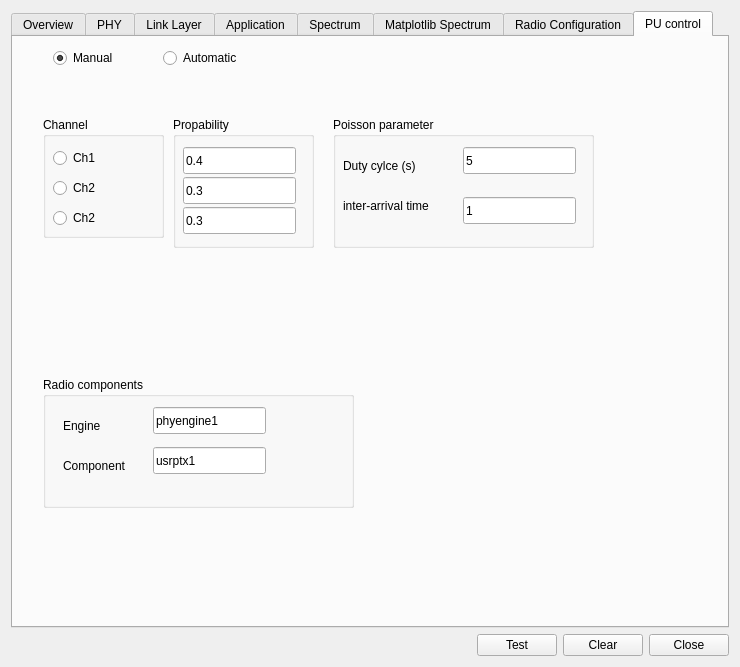
This is components/pySysMoCo/gui.ui in andrepuschmann/OSPECORR as Qt 5 draws it before an edit. The edited form follows.
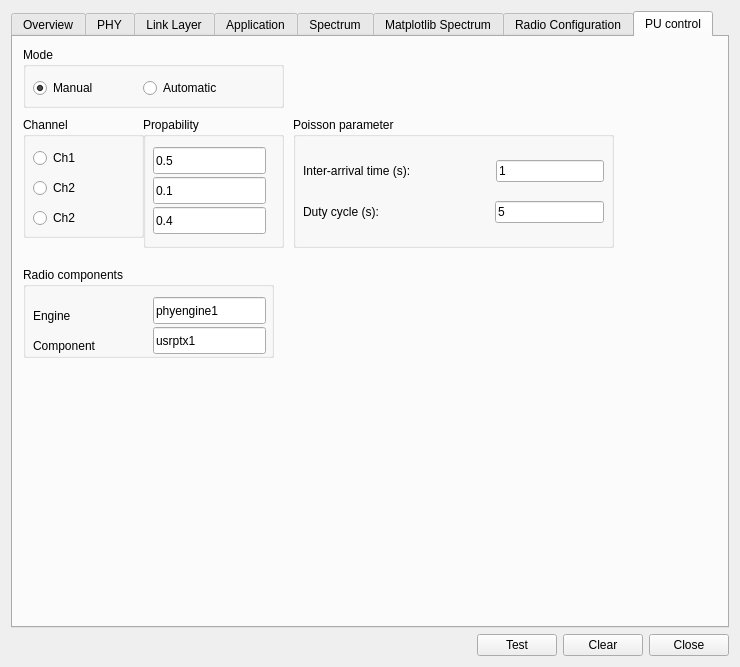
This is the edited form.

Commit message: make PU probabilities changeable during runtime

Patch:
```diff
--- a/components/pySysMoCo/gui.ui
+++ b/components/pySysMoCo/gui.ui
@@ -1856,7 +1856,7 @@
       <widget class="QGroupBox" name="channelBox">
        <property name="geometry">
         <rect>
-         <x>30</x>
+         <x>10</x>
          <y>80</y>
          <width>121</width>
          <height>121</height>
@@ -1905,42 +1905,10 @@
         </property>
        </widget>
       </widget>
-      <widget class="QRadioButton" name="manualButton">
-       <property name="geometry">
-        <rect>
-         <x>40</x>
-         <y>10</y>
-         <width>104</width>
-         <height>22</height>
-        </rect>
-       </property>
-       <property name="text">
-        <string>Manual</string>
-       </property>
-       <property name="checkable">
-        <bool>true</bool>
-       </property>
-       <property name="checked">
-        <bool>true</bool>
-       </property>
-      </widget>
-      <widget class="QRadioButton" name="automaticButton">
-       <property name="geometry">
-        <rect>
-         <x>150</x>
-         <y>10</y>
-         <width>104</width>
-         <height>22</height>
-        </rect>
-       </property>
-       <property name="text">
-        <string>Automatic</string>
-       </property>
-      </widget>
       <widget class="QGroupBox" name="propBox">
        <property name="geometry">
         <rect>
-         <x>160</x>
+         <x>130</x>
          <y>80</y>
          <width>141</width>
          <height>131</height>
@@ -1959,7 +1927,7 @@
          </rect>
         </property>
         <property name="text">
-         <string>0.4</string>
+         <string>0.5</string>
         </property>
         <property name="readOnly">
          <bool>false</bool>
@@ -1975,7 +1943,7 @@
          </rect>
         </property>
         <property name="text">
-         <string>0.3</string>
+         <string>0.1</string>
         </property>
        </widget>
        <widget class="QLineEdit" name="propCh3">
@@ -1988,82 +1956,104 @@
          </rect>
         </property>
         <property name="text">
-         <string>0.3</string>
+         <string>0.4</string>
         </property>
        </widget>
       </widget>
       <widget class="QGroupBox" name="poissonBox">
        <property name="geometry">
         <rect>
-         <x>320</x>
+         <x>280</x>
          <y>80</y>
-         <width>261</width>
+         <width>321</width>
          <height>131</height>
         </rect>
        </property>
        <property name="title">
         <string>Poisson parameter</string>
        </property>
-       <widget class="QLabel" name="label_2">
+       <widget class="QWidget" name="verticalLayoutWidget">
         <property name="geometry">
          <rect>
           <x>10</x>
-          <y>80</y>
-          <width>101</width>
-          <height>17</height>
-         </rect>
-        </property>
-        <property name="text">
-         <string>inter-arrival time</string>
-        </property>
-       </widget>
-       <widget class="QLineEdit" name="dutyCycle">
-        <property name="geometry">
-         <rect>
-          <x>130</x>
           <y>30</y>
-          <width>113</width>
-          <height>27</height>
+          <width>301</width>
+          <height>91</height>
          </rect>
         </property>
-        <property name="text">
-         <string>5</string>
-        </property>
-       </widget>
-       <widget class="QLabel" name="label">
-        <property name="geometry">
-         <rect>
-          <x>10</x>
-          <y>40</y>
-          <width>111</width>
-          <height>17</height>
-         </rect>
-        </property>
-        <property name="text">
-         <string>Duty cylce (s)</string>
-        </property>
-       </widget>
-       <widget class="QLineEdit" name="interarrivalTime">
-        <property name="geometry">
-         <rect>
-          <x>130</x>
-          <y>80</y>
-          <width>113</width>
-          <height>27</height>
-         </rect>
-        </property>
-        <property name="text">
-         <string>1</string>
-        </property>
+        <layout class="QVBoxLayout" name="verticalLayout_10">
+         <item>
+          <layout class="QHBoxLayout" name="horizontalLayout_29">
+           <item>
+            <widget class="QLabel" name="label_2">
+             <property name="text">
+              <string>Inter-arrival time (s):</string>
+             </property>
+            </widget>
+           </item>
+           <item>
+            <spacer name="horizontalSpacer_46">
+             <property name="orientation">
+              <enum>Qt::Horizontal</enum>
+             </property>
+             <property name="sizeHint" stdset="0">
+              <size>
+               <width>40</width>
+               <height>20</height>
+              </size>
+             </property>
+            </spacer>
+           </item>
+           <item>
+            <widget class="QLineEdit" name="interarrivalTime">
+             <property name="text">
+              <string>1</string>
+             </property>
+            </widget>
+           </item>
+          </layout>
+         </item>
+         <item>
+          <layout class="QHBoxLayout" name="horizontalLayout_28">
+           <item>
+            <widget class="QLabel" name="label">
+             <property name="text">
+              <string>Duty cycle (s):</string>
+             </property>
+            </widget>
+           </item>
+           <item>
+            <spacer name="horizontalSpacer_45">
+             <property name="orientation">
+              <enum>Qt::Horizontal</enum>
+             </property>
+             <property name="sizeHint" stdset="0">
+              <size>
+               <width>40</width>
+               <height>20</height>
+              </size>
+             </property>
+            </spacer>
+           </item>
+           <item>
+            <widget class="QLineEdit" name="dutyCycle">
+             <property name="text">
+              <string>5</string>
+             </property>
+            </widget>
+           </item>
+          </layout>
+         </item>
+        </layout>
        </widget>
       </widget>
       <widget class="QGroupBox" name="groupBox_10">
        <property name="geometry">
         <rect>
-         <x>30</x>
-         <y>340</y>
-         <width>311</width>
-         <height>131</height>
+         <x>10</x>
+         <y>230</y>
+         <width>251</width>
+         <height>91</height>
         </rect>
        </property>
        <property name="title">
@@ -2072,7 +2062,7 @@
        <widget class="QLabel" name="label_3">
         <property name="geometry">
          <rect>
-          <x>20</x>
+          <x>10</x>
           <y>40</y>
           <width>91</width>
           <height>17</height>
@@ -2085,7 +2075,7 @@
        <widget class="QLineEdit" name="engineName">
         <property name="geometry">
          <rect>
-          <x>110</x>
+          <x>130</x>
           <y>30</y>
           <width>113</width>
           <height>27</height>
@@ -2098,8 +2088,8 @@
        <widget class="QLabel" name="label_4">
         <property name="geometry">
          <rect>
-          <x>20</x>
-          <y>80</y>
+          <x>10</x>
+          <y>70</y>
           <width>91</width>
           <height>17</height>
          </rect>
@@ -2111,8 +2101,8 @@
        <widget class="QLineEdit" name="componentName">
         <property name="geometry">
          <rect>
-          <x>110</x>
-          <y>70</y>
+          <x>130</x>
+          <y>60</y>
           <width>113</width>
           <height>27</height>
          </rect>
@@ -2122,6 +2112,51 @@
         </property>
        </widget>
       </widget>
+      <widget class="QGroupBox" name="groupBox_11">
+       <property name="geometry">
+        <rect>
+         <x>10</x>
+         <y>10</y>
+         <width>261</width>
+         <height>61</height>
+        </rect>
+       </property>
+       <property name="title">
+        <string>Mode</string>
+       </property>
+       <widget class="QRadioButton" name="manualButton">
+        <property name="geometry">
+         <rect>
+          <x>10</x>
+          <y>30</y>
+          <width>104</width>
+          <height>22</height>
+         </rect>
+        </property>
+        <property name="text">
+         <string>Manual</string>
+        </property>
+        <property name="checkable">
+         <bool>true</bool>
+        </property>
+        <property name="checked">
+         <bool>true</bool>
+        </property>
+       </widget>
+       <widget class="QRadioButton" name="automaticButton">
+        <property name="geometry">
+         <rect>
+          <x>120</x>
+          <y>30</y>
+          <width>104</width>
+          <height>22</height>
+         </rect>
+        </property>
+        <property name="text">
+         <string>Automatic</string>
+        </property>
+       </widget>
+      </widget>
      </widget>
     </widget>
    </item>
```
The commit also changes 2 other files.
